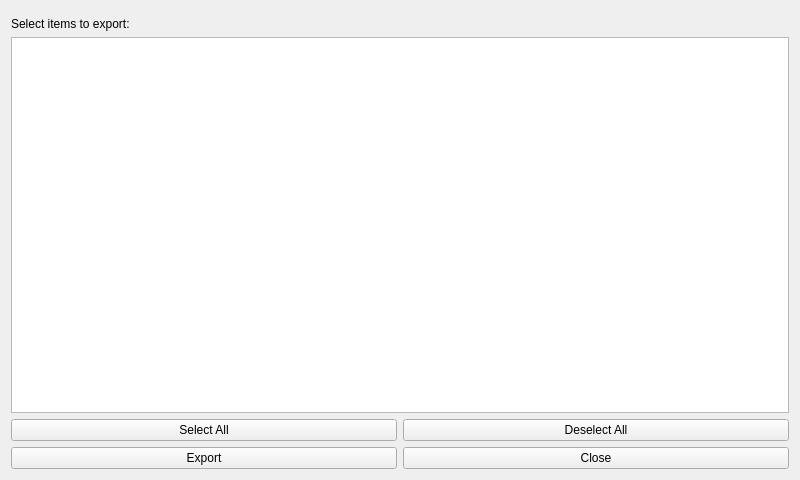
Before: the Qt Designer form GUI/PopupWindows/Export.ui in istee/cor3d, drawn with Qt 5.
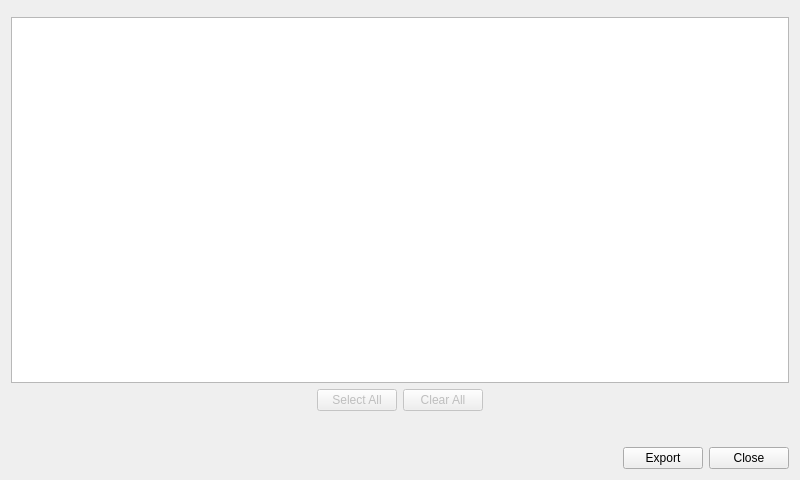
After: the same form once the commit is applied. Custom widgets are drawn as their Qt base class.

```diff
--- a/GUI/PopupWindows/Export.ui
+++ b/GUI/PopupWindows/Export.ui
@@ -23,38 +23,79 @@
    </item>
    <item>
     <layout class="QVBoxLayout" name="verticalLayout_3">
-     <item>
-      <widget class="QLabel" name="label">
-       <property name="text">
-        <string>Select items to export:</string>
-       </property>
-      </widget>
-     </item>
      <item>
       <widget class="QTreeView" name="treeView"/>
      </item>
      <item>
       <layout class="QHBoxLayout" name="horizontalLayout_2">
        <item>
-        <widget class="QPushButton" name="pushButton_2">
+        <spacer name="horizontalSpacer_2">
+         <property name="orientation">
+          <enum>Qt::Horizontal</enum>
+         </property>
+         <property name="sizeHint" stdset="0">
+          <size>
+           <width>40</width>
+           <height>20</height>
+          </size>
+         </property>
+        </spacer>
+       </item>
+       <item>
+        <widget class="QPushButton" name="buttonSelectAll">
+         <property name="enabled">
+          <bool>false</bool>
+         </property>
          <property name="text">
           <string>Select All</string>
          </property>
         </widget>
        </item>
        <item>
-        <widget class="QPushButton" name="pushButton">
+        <widget class="QPushButton" name="buttonClearAll">
+         <property name="enabled">
+          <bool>false</bool>
+         </property>
          <property name="text">
-          <string>Deselect All</string>
+          <string>Clear All</string>
          </property>
         </widget>
        </item>
+       <item>
+        <spacer name="horizontalSpacer_3">
+         <property name="orientation">
+          <enum>Qt::Horizontal</enum>
+         </property>
+         <property name="sizeHint" stdset="0">
+          <size>
+           <width>40</width>
+           <height>20</height>
+          </size>
+         </property>
+        </spacer>
+       </item>
       </layout>
      </item>
     </layout>
    </item>
    <item>
     <layout class="QHBoxLayout" name="horizontalLayout">
+     <property name="topMargin">
+      <number>30</number>
+     </property>
+     <item>
+      <spacer name="horizontalSpacer">
+       <property name="orientation">
+        <enum>Qt::Horizontal</enum>
+       </property>
+       <property name="sizeHint" stdset="0">
+        <size>
+         <width>40</width>
+         <height>20</height>
+        </size>
+       </property>
+      </spacer>
+     </item>
      <item>
       <widget class="QPushButton" name="exportButton">
        <property name="text">
```
Left out of the diff: 2 changed lines with no effect on the pictures.
